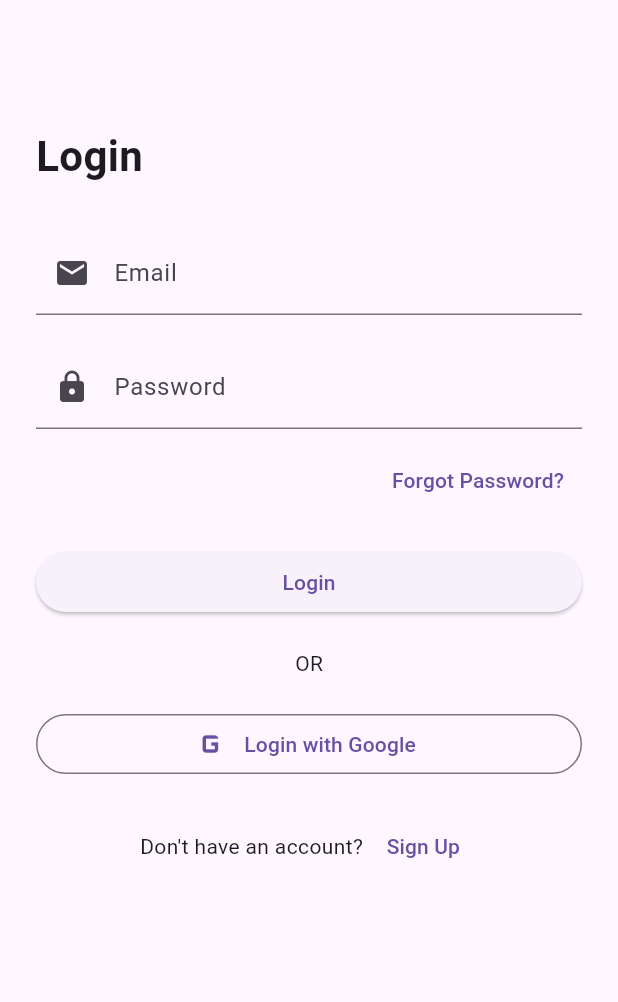
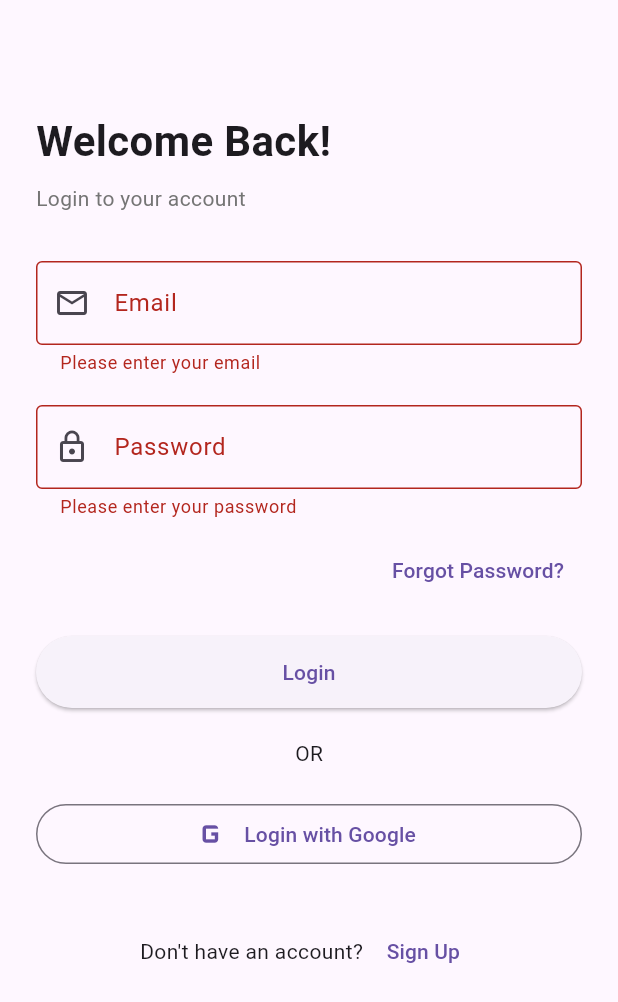
Before and after one commit to yasinpalash/Firebase_Resource, a Flutter app: the LoginScreen screen opened by its route, after a tap on "Login", on a phone screen of 412 x 824 dp. Shown: the top 1002 px of the screen. Run offline on Flutter 3.47's test engine with Material 3 defaults, Android fonts, the phone set to English and light mode, and no system bars; our stand-ins replace firebase_auth, firebase_core, get; accounts and stored records are empty.

Commit message:
refactor: Restructure authentication feature with GetX and remove unused screens

```diff
--- /dev/null
+++ b/lib/features/authentication/controllers/login_controller.dart
@@ -0,0 +1,63 @@
+import 'package:firebase_auth/firebase_auth.dart';
+import 'package:flutter/material.dart';
+import 'package:get/get.dart';
+
+class LoginController extends GetxController {
+  final emailController = TextEditingController();
+  final passwordController = TextEditingController();
+
+  final formKey = GlobalKey<FormState>();
+  final isLoading = false.obs;
+
+  void loginUser() async {
+    if (!formKey.currentState!.validate()) return;
+
+    final email = emailController.text.trim();
+    final password = passwordController.text.trim();
+
+    isLoading.value = true;
+
+    try {
+      await FirebaseAuth.instance.signInWithEmailAndPassword(
+        email: email,
+        password: password,
+      );
+      Get.offAllNamed('/home');
+    } on FirebaseAuthException catch (e) {
+      String message = "An error occurred.";
+      switch (e.code) {
+        case 'user-not-found':
+          message = "User not found.";
+          break;
+        case 'wrong-password':
+          message = "Wrong password.";
+          break;
+        case 'invalid-credential':
+          message = "Invalid email or password.";
+          break;
+        case 'invalid-email':
+          message = "Email format is invalid.";
+          break;
+        case 'user-disabled':
+          message = "This user has been disabled.";
+          break;
+        default:
+          message = e.message ?? message;
+      }
+      Get.snackbar(
+        "Login Failed",
+        message,
+        snackPosition: SnackPosition.BOTTOM,
+      );
+    } finally {
+      isLoading.value = false;
+    }
+  }
+
+  @override
+  void onClose() {
+    emailController.dispose();
+    passwordController.dispose();
+    super.onClose();
+  }
+}
--- /dev/null
+++ b/lib/features/authentication/presentation/screens/login.dart
@@ -0,0 +1,115 @@
+import 'package:firebase/features/authentication/controllers/login_controller.dart';
+import 'package:flutter/material.dart';
+import 'package:get/get.dart';
+
+class LoginScreen extends StatelessWidget {
+  LoginScreen({super.key});
+
+  final LoginController controller = Get.put(LoginController());
+
+  @override
+  Widget build(BuildContext context) {
+    return Scaffold(
+      body: SafeArea(
+        child: Form(
+          key: controller.formKey,
+          child: Padding(
+            padding: const EdgeInsets.all(24.0),
+            child: ListView(
+              children: [
+                const SizedBox(height: 50),
+                Text(
+                  "Welcome Back!",
+                  style: TextStyle(fontSize: 28, fontWeight: FontWeight.bold),
+                ),
+                const SizedBox(height: 8),
+                Text(
+                  "Login to your account",
+                  style: TextStyle(color: Colors.grey.shade600),
+                ),
+                const SizedBox(height: 32),
+                TextFormField(
+                  controller: controller.emailController,
+                  decoration: InputDecoration(
+                    labelText: 'Email',
+                    prefixIcon: Icon(Icons.email_outlined),
+                    border: OutlineInputBorder(),
+                  ),
+                  validator: (value) {
+                    if (value == null || value.isEmpty)
+                      return 'Please enter your email';
+                    if (!RegExp(r'^[^@]+@[^@]+\.[^@]+').hasMatch(value))
+                      return 'Enter a valid email';
+                    return null;
+                  },
+                ),
+                const SizedBox(height: 20),
+                TextFormField(
+                  controller: controller.passwordController,
+                  decoration: InputDecoration(
+                    labelText: 'Password',
+                    prefixIcon: Icon(Icons.lock_outline),
+                    border: OutlineInputBorder(),
+                  ),
+                  obscureText: true,
+                  validator: (value) {
+                    if (value == null || value.isEmpty)
+                      return 'Please enter your password';
+                    if (value.length < 6)
+                      return 'Password must be at least 6 characters';
+                    return null;
+                  },
+                ),
+                const SizedBox(height: 10),
+                Align(
+                  alignment: Alignment.centerRight,
+                  child: TextButton(
+                    onPressed: () => Get.toNamed('/forgot'),
+                    child: Text("Forgot Password?"),
+                  ),
+                ),
+                const SizedBox(height: 20),
+                Obx(
+                  () => ElevatedButton(
+                    onPressed:
+                        controller.isLoading.value
+                            ? null
+                            : controller.loginUser,
+                    style: ElevatedButton.styleFrom(
+                      padding: EdgeInsets.symmetric(vertical: 14),
+                    ),
+                    child:
+                        controller.isLoading.value
+                            ? CircularProgressIndicator(color: Colors.red)
+                            : Text("Login"),
+                  ),
+                ),
+                const SizedBox(height: 20),
+                Center(child: Text("OR")),
+                const SizedBox(height: 20),
+                OutlinedButton.icon(
+                  onPressed: () {
+                    // Google Login Placeholder
+                  },
+                  icon: Icon(Icons.g_mobiledata, size: 28),
+                  label: Text("Login with Google"),
+                ),
+                const SizedBox(height: 30),
+                Row(
+                  mainAxisAlignment: MainAxisAlignment.center,
+                  children: [
+                    Text("Don't have an account? "),
+                    TextButton(
+                      onPressed: () => Get.toNamed('/signup'),
+                      child: Text("Sign Up"),
+                    ),
+                  ],
+                ),
+              ],
+            ),
+          ),
+        ),
+      ),
+    );
+  }
+}
--- a/lib/singup.dart
+++ b/lib/features/authentication/presentation/screens/singup.dart
@@ -52,6 +52,7 @@ class _SignUpScreenState extends State<SignUpScreen> {
             ),
           ),
         );
+        print(e.code);
       }
     }
   }
--- a/lib/login.dart
+++ /dev/null
@@ -1,74 +0,0 @@
-import 'package:flutter/material.dart';
-
-class LoginScreen extends StatelessWidget {
-  final _formKey = GlobalKey<FormState>();
-
-  @override
-  Widget build(BuildContext context) {
-    return Scaffold(
-      body: Padding(
-        padding: const EdgeInsets.all(24.0),
-        child: Form(
-          key: _formKey,
-          child: ListView(
-            children: [
-              const SizedBox(height: 60),
-              Text(
-                "Login",
-                style: TextStyle(fontSize: 28, fontWeight: FontWeight.bold),
-              ),
-              const SizedBox(height: 30),
-              TextFormField(
-                decoration: InputDecoration(
-                  labelText: 'Email',
-                  prefixIcon: Icon(Icons.email),
-                ),
-              ),
-              const SizedBox(height: 20),
-              TextFormField(
-                decoration: InputDecoration(
-                  labelText: 'Password',
-                  prefixIcon: Icon(Icons.lock),
-                ),
-                obscureText: true,
-              ),
-              const SizedBox(height: 10),
-              Align(
-                alignment: Alignment.centerRight,
-                child: TextButton(
-                  onPressed: () {
-                    Navigator.pushNamed(context, '/forgot');
-                  },
-                  child: Text("Forgot Password?"),
-                ),
-              ),
-              const SizedBox(height: 20),
-              ElevatedButton(onPressed: () {}, child: Text("Login")),
-              const SizedBox(height: 20),
-              Center(child: Text("OR")),
-              const SizedBox(height: 20),
-              OutlinedButton.icon(
-                onPressed: () {},
-                icon: Icon(Icons.g_mobiledata, size: 28),
-                label: Text("Login with Google"),
-              ),
-              const SizedBox(height: 20),
-              Row(
-                mainAxisAlignment: MainAxisAlignment.center,
-                children: [
-                  Text("Don't have an account? "),
-                  TextButton(
-                    onPressed: () {
-                      Navigator.pushNamed(context, '/signup');
-                    },
-                    child: Text("Sign Up"),
-                  ),
-                ],
-              ),
-            ],
-          ),
-        ),
-      ),
-    );
-  }
-}
--- a/lib/main.dart
+++ b/lib/main.dart
@@ -1,32 +1,25 @@
 import 'package:firebase/firebase_options.dart';
-import 'package:firebase/forgot_password_screen.dart';
-import 'package:firebase/home_screen.dart';
-import 'package:firebase/login.dart';
-import 'package:firebase/singup.dart';
+import 'package:firebase/features/authentication/presentation/screens/forgot_password_screen.dart';
+import 'package:firebase/features/authentication/presentation/screens/home_screen.dart';
+import 'package:firebase/features/authentication/presentation/screens/login.dart';
+import 'package:firebase/features/authentication/presentation/screens/singup.dart';
 import 'package:firebase_core/firebase_core.dart';
 import 'package:flutter/material.dart';
+import 'package:get/get.dart';
 
 void main() async {
   WidgetsFlutterBinding.ensureInitialized();
   await Firebase.initializeApp(options: DefaultFirebaseOptions.currentPlatform);
-  runApp(const MyApp());
+  runApp(
+    GetMaterialApp(
+      debugShowCheckedModeBanner: false,
+      initialRoute: '/login',
+      getPages: [
+        GetPage(name: '/login', page: () => LoginScreen()),
+        GetPage(name: '/home', page: () => HomeScreen()), // Example
+        GetPage(name: '/signup', page: () => SignUpScreen()),
+        GetPage(name: '/forgot', page: () => ForgotPasswordScreen()),
+      ],
+    ),
+  );
 }
-
-class MyApp extends StatelessWidget {
-  const MyApp({super.key});
-
-  // This widget is the root of your application.
-  @override
-  Widget build(BuildContext context) {
-    return MaterialApp(
-      title: 'Flutter Demo',
-      home: LoginScreen(),
-      routes: {
-        '/signup': (context) => SignUpScreen(),
-        '/login': (context) => LoginScreen(),
-        '/forgot': (context) => ForgotPasswordScreen(),
-        '/home': (context) => HomeScreen(),
-      },
-    );
-  }
-}
--- a/pubspec.yaml
+++ b/pubspec.yaml
@@ -36,6 +36,7 @@ dependencies:
   cupertino_icons: ^1.0.8
   firebase_core: ^3.13.1
   firebase_auth: ^5.5.4
+  get: ^4.7.2
 
 dev_dependencies:
   flutter_test:
```
Also changed, not shown: lib/features/authentication/presentation/screens/forgot_password_screen.dart (renamed from lib/forgot_password_screen.dart), lib/features/authentication/presentation/screens/home_screen.dart (renamed from lib/home_screen.dart), pubspec.lock.
